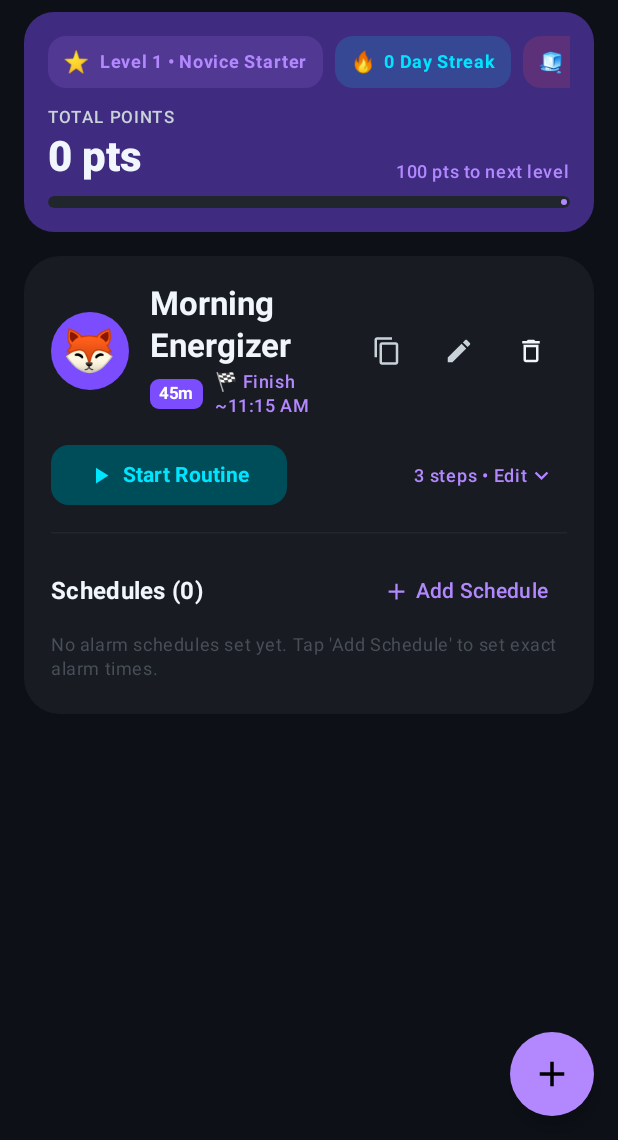
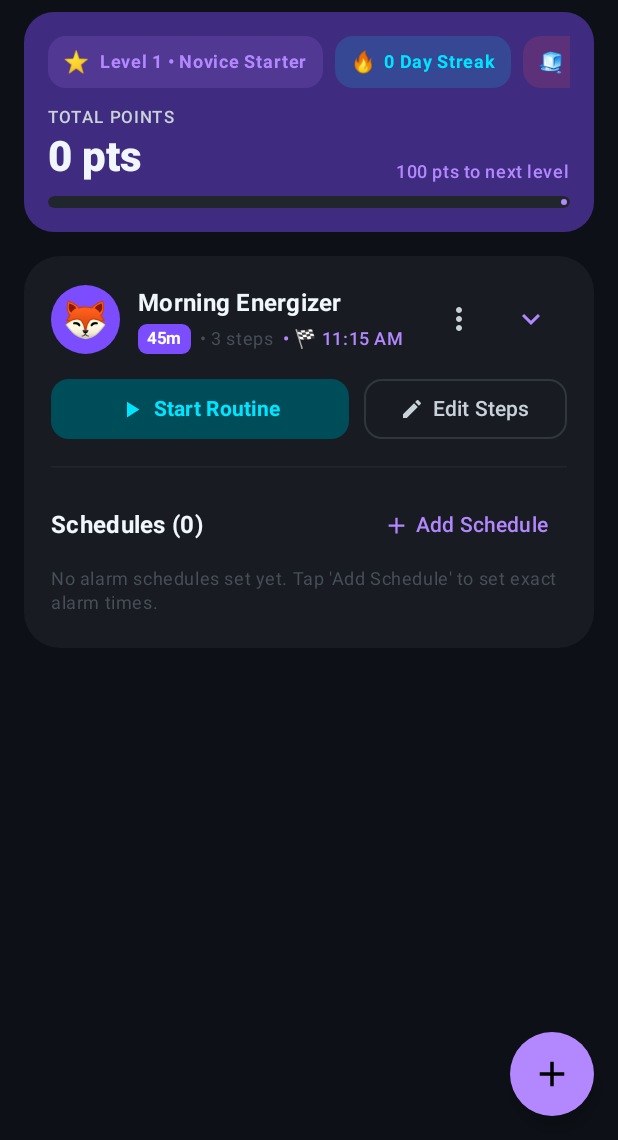
Before and after one commit to johnyjosh/RoutinesApp, an Android app built with Jetpack Compose: the screen it shows after launch (MainActivity), after a tap on an icon or button, on a phone screen of 412 x 824 dp, the part 96-1236 px from its top. Run offline under Robolectric (Android 15) with nearby library versions, the phone set to English and light mode, and no system bars; our stand-ins replace Dagger/Hilt's generated code, Room's generated code.

Commit message:
fix: eliminate RoutineCard header text overflow with clean dropdown options and inline accordion

```diff
--- a/app/src/main/java/com/excalibur/routines/presentation/routinelist/RoutineListScreen.kt
+++ b/app/src/main/java/com/excalibur/routines/presentation/routinelist/RoutineListScreen.kt
@@ -44,6 +44,7 @@ import androidx.compose.material.icons.filled.DragHandle
 import androidx.compose.material.icons.filled.Edit
 import androidx.compose.material.icons.filled.ExpandLess
 import androidx.compose.material.icons.filled.ExpandMore
+import androidx.compose.material.icons.filled.MoreVert
 import androidx.compose.material.icons.filled.PlayArrow
 import androidx.compose.material.icons.filled.Remove
 import androidx.compose.material.icons.filled.Schedule
@@ -53,6 +54,8 @@ import androidx.compose.material3.ButtonDefaults
 import androidx.compose.material3.Card
 import androidx.compose.material3.CardDefaults
 import androidx.compose.material3.CircularProgressIndicator
+import androidx.compose.material3.DropdownMenu
+import androidx.compose.material3.DropdownMenuItem
 import androidx.compose.material3.ExperimentalMaterial3Api
 import androidx.compose.material3.FilledTonalButton
 import androidx.compose.material3.FilterChip
@@ -94,6 +97,7 @@ import androidx.compose.ui.input.pointer.pointerInput
 import androidx.compose.ui.platform.LocalDensity
 import androidx.compose.ui.platform.LocalHapticFeedback
 import androidx.compose.ui.text.font.FontWeight
+import androidx.compose.ui.text.style.TextOverflow
 import androidx.compose.ui.unit.dp
 import androidx.compose.ui.unit.sp
 import androidx.compose.ui.zIndex
@@ -358,20 +362,6 @@ fun RoutineCard(
     onToggleSchedule: (String, Boolean) -> Unit,
     onDeleteSchedule: (String) -> Unit
 ) {
-    var isCopying by remember { mutableStateOf(false) }
-    val copyScale by animateFloatAsState(
-        targetValue = if (isCopying) 1.35f else 1f,
-        animationSpec = spring(dampingRatio = Spring.DampingRatioMediumBouncy),
-        label = "copyScale"
-    )
-
-    LaunchedEffect(isCopying) {
-        if (isCopying) {
-            delay(700)
-            isCopying = false
-        }
-    }
-
     // Dynamic Estimated Finish Time
     val estimatedFinishTime = remember(routineWithDetails.totalDurationSeconds) {
         val finishTime = LocalTime.now().plusSeconds(routineWithDetails.totalDurationSeconds.toLong())
@@ -400,38 +390,35 @@ fun RoutineCard(
         )
     ) {
         Column(modifier = Modifier.padding(18.dp)) {
-            // Header: Animal Avatar, Title, Duration Badge & Action Buttons
-            Row(
-                modifier = Modifier.fillMaxWidth(),
-                verticalAlignment = Alignment.CenterVertically,
-                horizontalArrangement = Arrangement.SpaceBetween
-            ) {
-                Row(
-                    modifier = Modifier.weight(1f),
+            // Header: Animal Avatar, Title, Duration Badge, Options Menu & Chevron
+            Row(
+                modifier = Modifier.fillMaxWidth(),
                 verticalAlignment = Alignment.CenterVertically
             ) {
                 Box(
                     modifier = Modifier
-                            .size(52.dp)
+                        .size(46.dp)
                         .clip(CircleShape)
                         .background(MaterialTheme.colorScheme.primaryContainer),
                     contentAlignment = Alignment.Center
                 ) {
-                        Text(text = if (isEditing) editingIcon else routineWithDetails.routine.icon, fontSize = 28.sp)
-                    }
-
-                    Spacer(modifier = Modifier.width(14.dp))
-
-                    Column {
+                    Text(text = if (isEditing) editingIcon else routineWithDetails.routine.icon, fontSize = 24.sp)
+                }
+
+                Spacer(modifier = Modifier.width(12.dp))
+
+                Column(modifier = Modifier.weight(1f)) {
                     Text(
                         text = if (isEditing) editingName else routineWithDetails.routine.name,
-                            style = MaterialTheme.typography.titleLarge,
-                            fontWeight = FontWeight.Bold
+                        style = MaterialTheme.typography.titleMedium,
+                        fontWeight = FontWeight.Bold,
+                        maxLines = 1,
+                        overflow = TextOverflow.Ellipsis
                     )
                     Spacer(modifier = Modifier.height(2.dp))
                     Row(
                         verticalAlignment = Alignment.CenterVertically,
-                            horizontalArrangement = Arrangement.spacedBy(8.dp)
+                        horizontalArrangement = Arrangement.spacedBy(6.dp)
                     ) {
                         Surface(
                             shape = RoundedCornerShape(6.dp),
@@ -446,81 +433,93 @@ fun RoutineCard(
                             )
                         }
                         Text(
-                                text = "🏁 Finish ~$estimatedFinishTime",
+                            text = "• ${routineWithDetails.steps.size} steps",
+                            style = MaterialTheme.typography.bodySmall,
+                            color = MaterialTheme.colorScheme.outline
+                        )
+                        Text(
+                            text = "• 🏁 $estimatedFinishTime",
                             style = MaterialTheme.typography.bodySmall,
                             color = MaterialTheme.colorScheme.primary,
-                                fontWeight = FontWeight.SemiBold
-                            )
-                        }
-                    }
-                }
-
-                Row {
-                    IconButton(
+                            fontWeight = FontWeight.SemiBold,
+                            maxLines = 1,
+                            overflow = TextOverflow.Ellipsis
+                        )
+                    }
+                }
+
+                // 3-dot overflow options menu (Duplicate, Delete)
+                var showOptionsMenu by remember { mutableStateOf(false) }
+                Box {
+                    IconButton(onClick = { showOptionsMenu = true }) {
+                        Icon(
+                            Icons.Default.MoreVert,
+                            contentDescription = "Options",
+                            tint = MaterialTheme.colorScheme.onSurfaceVariant
+                        )
+                    }
+                    DropdownMenu(
+                        expanded = showOptionsMenu,
+                        onDismissRequest = { showOptionsMenu = false }
+                    ) {
+                        DropdownMenuItem(
+                            text = { Text("Duplicate Routine") },
+                            leadingIcon = { Icon(Icons.Default.ContentCopy, null) },
                             onClick = {
-                            isCopying = true
+                                showOptionsMenu = false
                                 onDuplicate()
                             }
-                    ) {
-                        Icon(
-                            imageVector = if (isCopying) Icons.Default.Check else Icons.Default.ContentCopy,
-                            contentDescription = "Duplicate",
-                            tint = if (isCopying) MaterialTheme.colorScheme.primary else MaterialTheme.colorScheme.onSurfaceVariant,
-                            modifier = Modifier
-                                .size(20.dp)
-                                .scale(copyScale)
-                        )
-                    }
+                        )
+                        DropdownMenuItem(
+                            text = { Text("Delete Routine", color = MaterialTheme.colorScheme.error) },
+                            leadingIcon = { Icon(Icons.Default.DeleteOutline, null, tint = MaterialTheme.colorScheme.error) },
+                            onClick = {
+                                showOptionsMenu = false
+                                onDelete()
+                            }
+                        )
+                    }
+                }
+
+                // Expand / Collapse Chevron
                 IconButton(onClick = onToggleEdit) {
                     Icon(
-                            imageVector = if (isEditing) Icons.Default.Check else Icons.Default.Edit,
-                            contentDescription = if (isEditing) "Done" else "Edit",
-                            tint = if (isEditing) MaterialTheme.colorScheme.primary else MaterialTheme.colorScheme.onSurfaceVariant,
-                            modifier = Modifier.size(20.dp)
-                        )
-                    }
-                    IconButton(onClick = onDelete) {
-                        Icon(Icons.Default.DeleteOutline, contentDescription = "Delete", modifier = Modifier.size(20.dp))
-                    }
-                }
-            }
-
-            // Quick Run Button & Accordion Toggle Row
-            Spacer(modifier = Modifier.height(14.dp))
+                        imageVector = if (isEditing) Icons.Default.ExpandLess else Icons.Default.ExpandMore,
+                        contentDescription = if (isEditing) "Collapse" else "Expand",
+                        tint = MaterialTheme.colorScheme.primary
+                    )
+                }
+            }
+
+            // Quick Run & Edit Steps Action Row
+            Spacer(modifier = Modifier.height(12.dp))
             Row(
                 modifier = Modifier.fillMaxWidth(),
                 verticalAlignment = Alignment.CenterVertically,
-                horizontalArrangement = Arrangement.SpaceBetween
+                horizontalArrangement = Arrangement.spacedBy(10.dp)
             ) {
                 // "Start Routine" Button
                 FilledTonalButton(
                     onClick = onStart,
-                    shape = RoundedCornerShape(12.dp)
+                    shape = RoundedCornerShape(12.dp),
+                    modifier = Modifier.weight(1f)
                 ) {
                     Icon(Icons.Default.PlayArrow, contentDescription = null, modifier = Modifier.size(18.dp))
                     Spacer(modifier = Modifier.width(6.dp))
                     Text("Start Routine", fontWeight = FontWeight.Bold)
                 }
 
-                Row(
-                    modifier = Modifier
-                        .clip(RoundedCornerShape(8.dp))
-                        .clickable { onToggleEdit() }
-                        .padding(horizontal = 8.dp, vertical = 6.dp),
-                    verticalAlignment = Alignment.CenterVertically
-                ) {
-                    Text(
-                        text = if (isEditing) "Close editor" else "${routineWithDetails.steps.size} steps • Edit",
-                        style = MaterialTheme.typography.labelMedium,
-                        color = MaterialTheme.colorScheme.primary,
-                        fontWeight = FontWeight.SemiBold
-                    )
+                OutlinedButton(
+                    onClick = onToggleEdit,
+                    shape = RoundedCornerShape(12.dp)
+                ) {
                     Icon(
-                        imageVector = if (isEditing) Icons.Default.ExpandLess else Icons.Default.ExpandMore,
+                        imageVector = if (isEditing) Icons.Default.Check else Icons.Default.Edit,
                         contentDescription = null,
-                        tint = MaterialTheme.colorScheme.primary,
-                        modifier = Modifier.size(18.dp)
-                    )
+                        modifier = Modifier.size(16.dp)
+                    )
+                    Spacer(modifier = Modifier.width(6.dp))
+                    Text(if (isEditing) "Done" else "Edit Steps", fontWeight = FontWeight.SemiBold)
                 }
             }
 
@@ -892,6 +891,8 @@ fun InlineStepAccordionItem(
                         text = "${index + 1}. ${step.name}",
                         style = MaterialTheme.typography.bodyMedium,
                         fontWeight = FontWeight.SemiBold,
+                        maxLines = 1,
+                        overflow = TextOverflow.Ellipsis,
                         modifier = Modifier.weight(1f)
                     )
                 }
```
Lines whose indentation alone changed are shown as unchanged.
